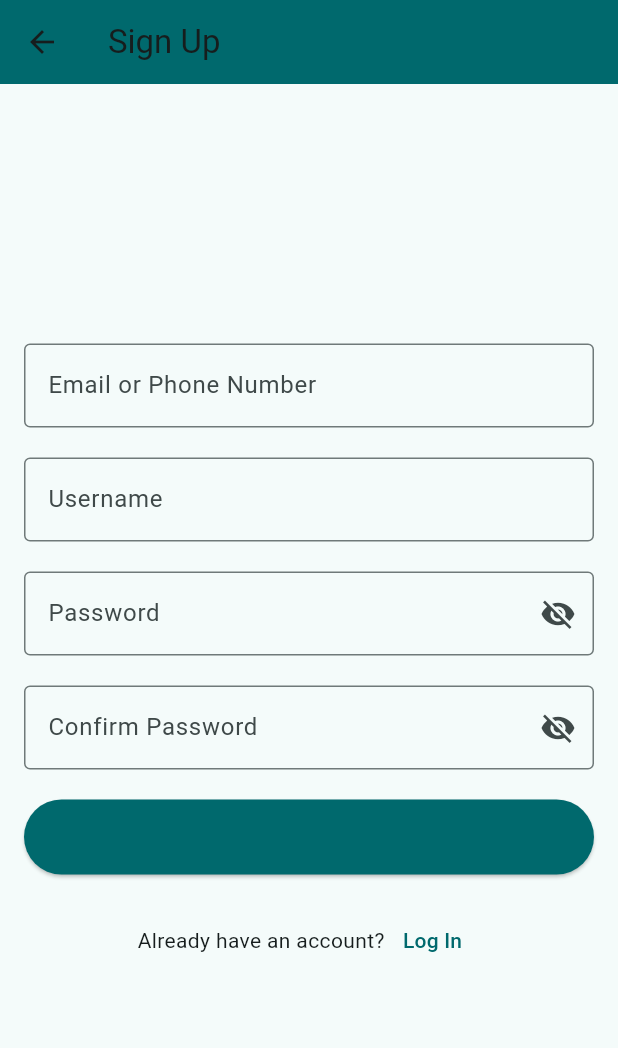
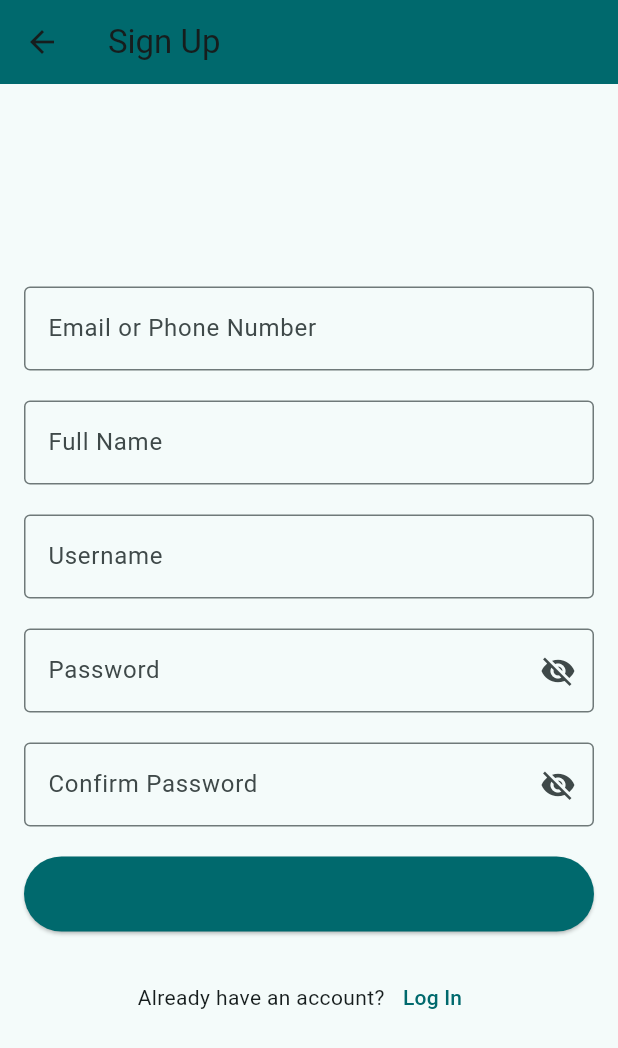
Before and after one commit to anusha1205/StressLens, a Flutter app: the SignupScreen screen opened directly, on a phone screen of 412 x 824 dp. Shown: the top 1048 px of the screen. Run offline on Flutter 3.47's test engine with Material 3 defaults, Android fonts, the phone set to English and light mode, and no system bars.

Commit message:
full name text box added

```diff
--- a/lib/screens/signup/signup.dart
+++ b/lib/screens/signup/signup.dart
@@ -27,6 +27,15 @@ class _SignupScreenState extends State<SignupScreen> {
             TextField(
               decoration: const InputDecoration(
                 labelText: 'Email or Phone Number',
+                border: OutlineInputBorder(),
+              ),
+            ),
+            const SizedBox(height: 20),
+
+            // Full Name Field (new)
+            TextField(
+              decoration: const InputDecoration(
+                labelText: 'Full Name',
                 border: OutlineInputBorder(),
               ),
             ),
--- a/pubspec.yaml
+++ b/pubspec.yaml
@@ -57,7 +57,8 @@ flutter:
   # included with your application, so that you can use the icons in
   # the material Icons class.
   uses-material-design: true
-
+  assets:
+    - assets/logo.png
   # To add assets to your application, add an assets section, like this:
   # assets:
   #   - images/a_dot_burr.jpeg
```
Also changed, not shown: assets/logo.png, 3 other files.
